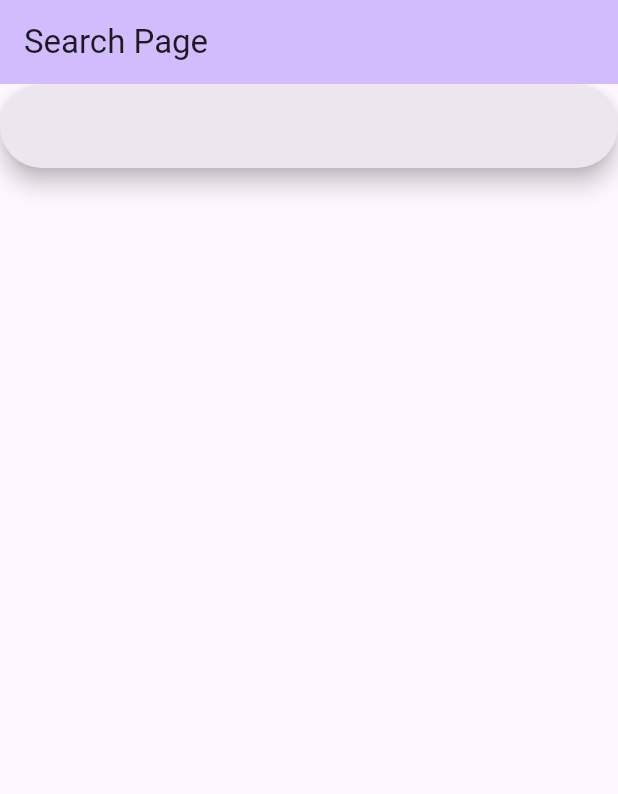
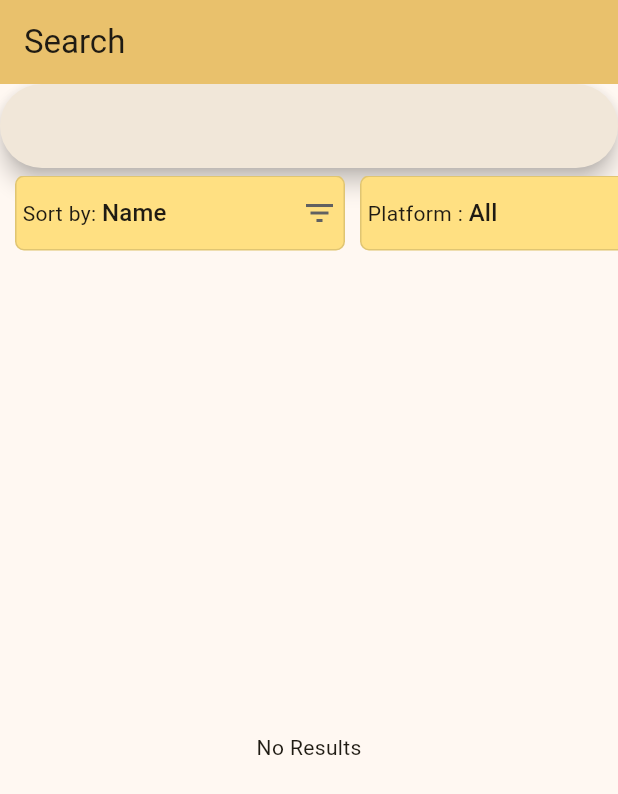
Before and after one commit to Yoann-LeBreton/video_game_completed, a Flutter app: the screen it shows after launch, on a phone screen of 412 x 824 dp. Shown: the top 794 px of the screen. Run offline on Flutter 3.47's test engine with Material 2 defaults, Android fonts, the phone set to English and light mode, and no system bars; our stand-ins replace dio, flutter_bloc, freezed_annotation, get_it, injectable; missing offline and left inert: curl_logger_dio_interceptor; statements that could not run were skipped.

Commit message:
add search filters

```diff
--- a/lib/core/cubit/video_game_cubit.dart
+++ /dev/null
@@ -1,19 +0,0 @@
-import 'package:flutter_bloc/flutter_bloc.dart';
-import 'package:injectable/injectable.dart';
-import 'package:video_game_completed/core/cubit/video_game_state.dart';
-import 'package:video_game_completed/core/data/models/search_videogame_response.dart';
-import 'package:video_game_completed/core/usecase/search_video_game_cubit.dart';
-
-@injectable
-class VideoGameCubit extends Cubit<VideoGameState>{
-  VideoGameCubit(this._searchVideoGameUseCase): super(VideoGameState.initial());
-
-  final SearchVideoGameUseCase _searchVideoGameUseCase;
-
-  Future<void> searchVideoGame(String search) async {
-    emit(const VideoGameState.loading());
-    final SearchVideogameResponse searchResult = await _searchVideoGameUseCase.execute(parameters: SearchVideoGameUseCaseParams(textSearch: search));
-    emit(VideoGameState.success(searchResult));
-
-  }
-}
--- a/lib/core/cubit/video_game_state.dart
+++ /dev/null
@@ -1,12 +0,0 @@
-import 'package:video_game_completed/core/data/models/search_videogame_response.dart';
-import 'package:freezed_annotation/freezed_annotation.dart';
-
-part 'video_game_state.freezed.dart';
-
-@freezed
-class VideoGameState with _$VideoGameState{
-  const factory VideoGameState.initial() = VideoGameStateInitial;
-  const factory VideoGameState.loading() = VideoGameStateLoading;
-  const factory VideoGameState.success(SearchVideogameResponse data) = VideoGameStateSuccess;
-  const factory VideoGameState.error(Exception exception) = VideoGameStateError;
-}
--- a/lib/core/data/repositories/video_games_repository.dart
+++ b/lib/core/data/repositories/video_games_repository.dart
@@ -1,6 +1,8 @@
 import 'package:injectable/injectable.dart';
 import 'package:video_game_completed/core/data/datasources/how_long_beat_data_source.dart';
 import 'package:video_game_completed/core/data/models/search_videogame_response.dart';
+import 'package:video_game_completed/core/utils/enums/search_filter_enums.dart';
+
 
 @lazySingleton
 class VideoGamesRepository {
@@ -8,7 +10,7 @@ class VideoGamesRepository {
 
   final HowLongBeatDataSourceImpl _howLongBeatDataSourceImpl;
 
-  Future<SearchVideogameResponse> searchVideoGame(String searchText) async {
-    return _howLongBeatDataSourceImpl.searchVideoGame(searchText);
+  Future<SearchVideogameResponse> searchVideoGame(int pageResult, String searchText, SearchFilterSortBy sortBy, SearchFilterPlatform platform) async {
+    return _howLongBeatDataSourceImpl.searchVideoGame(pageResult, searchText, sortBy, platform);
   }
 }
--- a/lib/core/usecase/search_video_game_cubit.dart
+++ /dev/null
@@ -1,20 +0,0 @@
-import 'package:injectable/injectable.dart';
-import 'package:video_game_completed/core/data/models/search_videogame_response.dart';
-import 'package:video_game_completed/core/data/repositories/video_games_repository.dart';
-import 'package:video_game_completed/core/usecase/base_use_case.dart';
-
-@injectable
-class SearchVideoGameUseCase implements BaseUsecase<SearchVideogameResponse, SearchVideoGameUseCaseParams> {
-  SearchVideoGameUseCase(this._videoGamesRepository);
-  final VideoGamesRepository _videoGamesRepository;
-
-  @override
-  Future<SearchVideogameResponse> execute({required SearchVideoGameUseCaseParams parameters}) {
-    return _videoGamesRepository.searchVideoGame(parameters._textSearch);
-  }
-}
-
-class SearchVideoGameUseCaseParams{
-  SearchVideoGameUseCaseParams({required String textSearch}) : _textSearch = textSearch;
-  final String _textSearch;
-}
--- /dev/null
+++ b/lib/core/utils/constants/url_constants.dart
@@ -0,0 +1,5 @@
+class UrlConstants {
+  static const howLongBeatBaseUrl = 'https://www.howlongtobeat.com';
+  static const howLongBeatSearchPath = '/api/search';
+  static const howLongBeatGameDetailPath = '/games';
+}
--- /dev/null
+++ b/lib/core/utils/enums/search_filter_enums.dart
@@ -0,0 +1,127 @@
+
+enum SearchFilterSortBy {
+  name,
+  timeMainStory,
+  timeMainStoryAndExtra,
+  timeCompletionist,
+  averageTime,
+  topRated,
+  mostPopular,
+  mostPlayed,
+  mostSpeedruns,
+  releaseDate
+}
+
+extension SearchFilterSortByExtension on SearchFilterSortBy {
+  String get title {
+    switch(this){
+      case SearchFilterSortBy.name :
+        return 'Name';
+      case SearchFilterSortBy.timeMainStory :
+        return 'Main Story';
+      case SearchFilterSortBy.timeMainStoryAndExtra :
+        return 'Main Story + Extra';
+      case SearchFilterSortBy.timeCompletionist :
+        return 'Completionist';
+      case SearchFilterSortBy.averageTime :
+        return 'Average Time';
+      case SearchFilterSortBy.topRated :
+        return 'Top Rated';
+      case SearchFilterSortBy.mostPopular :
+        return 'Most Popular';
+      case SearchFilterSortBy.mostPlayed :
+        return 'Most Played';
+      case SearchFilterSortBy.mostSpeedruns :
+        return 'Most Speedruns';
+      case SearchFilterSortBy.releaseDate :
+        return 'Release Date';
+      default :
+        return '---';
+    }
+  }
+
+  String get queryCategory {
+    switch(this){
+      case SearchFilterSortBy.name :
+        return 'name';
+      case SearchFilterSortBy.timeMainStory :
+        return 'main';
+      case SearchFilterSortBy.timeMainStoryAndExtra :
+        return 'mainp';
+      case SearchFilterSortBy.timeCompletionist :
+        return 'comp';
+      case SearchFilterSortBy.averageTime :
+        return 'averagea';
+      case SearchFilterSortBy.topRated :
+        return 'rating';
+      case SearchFilterSortBy.mostPopular :
+        return 'popular';
+      case SearchFilterSortBy.mostPlayed :
+        return 'playing';
+      case SearchFilterSortBy.mostSpeedruns :
+        return 'speedruns';
+      case SearchFilterSortBy.releaseDate :
+        return 'release Date';
+      default :
+        return '';
+    }
+  }
+}
+
+enum SearchFilterPlatform {
+  all,
+  emulated,
+  nintendo3DS,
+  nintendoSwitch,
+  pc,
+  playstation3,
+  playstation4,
+  playstation5,
+  playstationNow,
+  wiiU,
+  xbox360,
+  xboxOne,
+  xboxSeriesXS
+}
+
+extension SearchFilterPlatformExtension on SearchFilterPlatform {
+  String get title {
+    switch(this){
+      case SearchFilterPlatform.all : return 'All';
+      case SearchFilterPlatform.emulated : return 'Emulated';
+      case SearchFilterPlatform.nintendo3DS : return 'Nintendo 3DS';
+      case SearchFilterPlatform.nintendoSwitch : return 'Nintendo Switch';
+      case SearchFilterPlatform.pc : return 'PC';
+      case SearchFilterPlatform.playstation3 : return 'Playstation 3';
+      case SearchFilterPlatform.playstation4 : return 'Playstation 4';
+      case SearchFilterPlatform.playstation5 : return 'Playstation 5';
+      case SearchFilterPlatform.playstationNow : return 'Playstation Now';
+      case SearchFilterPlatform.wiiU : return 'Wii U';
+      case SearchFilterPlatform.xbox360 : return 'Xbox 360';
+      case SearchFilterPlatform.xboxOne : return 'Xbox One';
+      case SearchFilterPlatform.xboxSeriesXS : return 'Xbox Series X/S';
+      default :
+        return '---';
+    }
+  }
+
+  String get queryCategory {
+    switch(this){
+      case SearchFilterPlatform.all : return '';
+      case SearchFilterPlatform.emulated : return 'Emulated';
+      case SearchFilterPlatform.nintendo3DS : return 'Nintendo 3DS';
+      case SearchFilterPlatform.nintendoSwitch : return 'Nintendo Switch';
+      case SearchFilterPlatform.pc : return 'PC';
+      case SearchFilterPlatform.playstation3 : return 'Playstation 3';
+      case SearchFilterPlatform.playstation4 : return 'Playstation 4';
+      case SearchFilterPlatform.playstation5 : return 'Playstation 5';
+      case SearchFilterPlatform.playstationNow : return 'Playstation Now';
+      case SearchFilterPlatform.wiiU : return 'Wii U';
+      case SearchFilterPlatform.xbox360 : return 'Xbox 360';
+      case SearchFilterPlatform.xboxOne : return 'Xbox One';
+      case SearchFilterPlatform.xboxSeriesXS : return 'Xbox Series X/S';
+      default :
+        return '---';
+    }
+  }
+}
--- a/lib/main.dart
+++ b/lib/main.dart
@@ -1,10 +1,7 @@
 import 'package:flutter/material.dart';
 import 'package:flutter_bloc/flutter_bloc.dart';
-import 'package:video_game_completed/core/cubit/video_game_cubit.dart';
-import 'package:video_game_completed/core/data/models/search_videogame_response.dart';
-
-import 'core/cubit/video_game_state.dart';
-import 'core/data/models/video_game_short_model.dart';
+import 'package:video_game_completed/presentation/search/cubits/search_video_game_cubit.dart';
+import 'package:video_game_completed/presentation/search/search_page.dart';
 import 'injection.dart';
 
 Future<void> main() async {
@@ -20,110 +17,17 @@ class MyApp extends StatelessWidget {
   Widget build(BuildContext context) {
     return MultiBlocProvider(
         providers: [
-          BlocProvider<VideoGameCubit>(
-            create: (context) => getIt<VideoGameCubit>(),
+          BlocProvider<SearchVideoGameCubit>(
+            create: (context) => getIt<SearchVideoGameCubit>(),
           )
         ],
         child: MaterialApp(
           title: 'Flutter Demo',
           theme: ThemeData(
-            colorScheme: ColorScheme.fromSeed(seedColor: Colors.deepPurple),
+            colorScheme: ColorScheme.fromSeed(seedColor: Colors.amber),
             useMaterial3: true,
           ),
-          home: const MyHomePage(title: 'Search Page'),
+          home: const SearchPage(title: 'Search',),
         ));
   }
 }
-
-class MyHomePage extends StatefulWidget {
-  const MyHomePage({super.key, required this.title});
-
-  final String title;
-
-  @override
-  State<MyHomePage> createState() => _MyHomePageState();
-}
-
-class _MyHomePageState extends State<MyHomePage> {
-  String searchText = '';
-  List<VideoGameShortModel> games = [];
-
-  @override
-  Widget build(BuildContext context) {
-    return Scaffold(
-      appBar: AppBar(
-        backgroundColor: Theme.of(context).colorScheme.inversePrimary,
-        title: Text(widget.title),
-      ),
-      body: BlocListener<VideoGameCubit, VideoGameState>(
-        listener: _videoGameListener,
-        child: Column(
-          children: <Widget>[
-            SearchBar(
-              trailing: <Widget>[
-                if (searchText.isNotEmpty && searchText.length >= 3)
-                  IconButton(
-                    icon: const Icon(Icons.search),
-                    onPressed: () {
-                      context
-                          .read<VideoGameCubit>()
-                          .searchVideoGame(searchText);
-                    },
-                  )
-              ],
-              onChanged: (String text) {
-                setState(() {
-                  searchText = text;
-                  if (searchText.length < 3) games.clear();
-                });
-              },
-            ),
-            Expanded(
-                child: ListView.builder(
-                    shrinkWrap: true,
-                    itemCount: games.length,
-                    itemBuilder: (context, index) {
-                      return Card(
-                          child: ListTile(
-                              title: Text(games[index].name),
-                              subtitle: Text(
-                                  '${games[index].releaseYear} - ${games[index].platforms}'),
-                              trailing: SizedBox(
-                                height: 100,
-                                width: 100,
-                                child: Image.network(
-                                  'https://howlongtobeat.com/games/${games[index].imageName}?width=100',
-                                  fit: BoxFit.fitHeight,
-                                  loadingBuilder:
-                                      (context, child, loadingProgress) {
-                                    if (loadingProgress == null) return child;
-                                    return Center(
-                                      child: CircularProgressIndicator(
-                                        value: loadingProgress
-                                                    .expectedTotalBytes !=
-                                                null
-                                            ? loadingProgress
-                                                    .cumulativeBytesLoaded /
-                                                loadingProgress
-                                                    .expectedTotalBytes!
-                                            : null,
-                                      ),
-                                    );
-                                  },
-                                ),
-                              )));
-                    }))
-          ],
-        ),
-      ),
-    );
-  }
-
-  void _videoGameListener(BuildContext context, VideoGameState state) {
-    state.whenOrNull(success: (SearchVideogameResponse response) {
-      setState(() {
-        games = response.games;
-      });
-    });
-  }
-}
--- /dev/null
+++ b/lib/presentation/search/cubits/search_video_game_cubit.dart
@@ -0,0 +1,41 @@
+import 'package:flutter_bloc/flutter_bloc.dart';
+import 'package:injectable/injectable.dart';
+import 'package:video_game_completed/core/data/models/search_videogame_response.dart';
+import 'package:video_game_completed/core/utils/enums/search_filter_enums.dart';
+import 'package:video_game_completed/presentation/search/cubits/search_video_game_state.dart';
+import 'package:video_game_completed/presentation/search/usecases/search_video_game_use_case.dart';
+
+
+@injectable
+class SearchVideoGameCubit extends Cubit<SearchVideoGameState> {
+  SearchVideoGameCubit(this._searchVideoGameUseCase)
+      : super(const SearchVideoGameState.initial());
+
+  final SearchVideoGameUseCase _searchVideoGameUseCase;
+
+  Future<void> searchVideoGame(String search, SearchFilterSortBy sortBy,
+      SearchFilterPlatform platform) async {
+    emit(const SearchVideoGameState.loading());
+    final SearchVideogameResponse searchResult =
+        await _searchVideoGameUseCase.execute(
+            parameters: SearchVideoGameUseCaseParams(
+                pageResult: 1,
+                textSearch: search,
+                sortBy: sortBy,
+                platform: platform));
+    emit(SearchVideoGameState.success(searchResult));
+  }
+
+  Future<void> getNextResults(int pageNumber, String search,
+      SearchFilterSortBy sortBy, SearchFilterPlatform platform) async {
+    emit(const SearchVideoGameState.loadingNext());
+    final SearchVideogameResponse searchResult =
+        await _searchVideoGameUseCase.execute(
+            parameters: SearchVideoGameUseCaseParams(
+                pageResult: pageNumber,
+                textSearch: search,
+                sortBy: sortBy,
+                platform: platform));
+    emit(SearchVideoGameState.next(searchResult));
+  }
+}
--- /dev/null
+++ b/lib/presentation/search/cubits/search_video_game_state.dart
@@ -0,0 +1,14 @@
+import 'package:video_game_completed/core/data/models/search_videogame_response.dart';
+import 'package:freezed_annotation/freezed_annotation.dart';
+
+part 'search_video_game_state.freezed.dart';
+
+@freezed
+class SearchVideoGameState with _$SearchVideoGameState{
+  const factory SearchVideoGameState.initial() = SearchVideoGameStateInitial;
+  const factory SearchVideoGameState.loading() = SearchVideoGameStateLoading;
+  const factory SearchVideoGameState.loadingNext() = SearchVideoGameStateLoadingNext;
+  const factory SearchVideoGameState.success(SearchVideogameResponse data) = SearchVideoGameStateSuccess;
+  const factory SearchVideoGameState.next(SearchVideogameResponse nextData) = SearchVideoGameStateNext;
+  const factory SearchVideoGameState.error(Exception exception) = SearchVideoGameStateError;
+}
--- /dev/null
+++ b/lib/presentation/search/search_page.dart
@@ -0,0 +1,180 @@
+import 'package:flutter/material.dart';
+import 'package:flutter/widgets.dart';
+import 'package:flutter_bloc/flutter_bloc.dart';
+import 'package:video_game_completed/core/utils/enums/search_filter_enums.dart';
+
+import 'package:video_game_completed/core/data/models/search_videogame_response.dart';
+import 'package:video_game_completed/core/data/models/video_game_short_model.dart';
+import 'package:video_game_completed/presentation/search/cubits/search_video_game_cubit.dart';
+import 'package:video_game_completed/presentation/search/widgets/search_filter.dart';
+import 'package:video_game_completed/presentation/search/widgets/search_video_game_item.dart';
+
+import 'cubits/search_video_game_state.dart';
+
+class SearchPage extends StatefulWidget {
+  const SearchPage({super.key, required this.title});
+
+  final String title;
+
+  @override
+  State<SearchPage> createState() => _SearchPageState();
+}
+
+class _SearchPageState extends State<SearchPage> {
+  bool _isLoading = false;
+  bool _isLoadingNext = false;
+  String _searchText = '';
+  List<VideoGameShortModel> _games = [];
+  SearchFilterSortBy _sortBySelected = SearchFilterSortBy.values.first;
+  SearchFilterPlatform _platformSelected = SearchFilterPlatform.values.first;
+  final ScrollController _resultScrollController = ScrollController();
+
+  @override
+  void initState() {
+    _resultScrollController.addListener(_detectScrollFinish);
+    super.initState();
+  }
+
+  @override
+  Widget build(BuildContext context) {
+    return Scaffold(
+      appBar: AppBar(
+        backgroundColor: Theme.of(context).colorScheme.inversePrimary,
+        title: Text(widget.title),
+      ),
+      body: BlocListener<SearchVideoGameCubit, SearchVideoGameState>(
+        listener: _videoGameListener,
+        child: Column(
+          children: <Widget>[
+            SearchBar(
+              trailing: <Widget>[
+                if (_searchText.isNotEmpty && _searchText.length >= 3)
+                  IconButton(
+                    icon: const Icon(Icons.search),
+                    onPressed: () {
+                      FocusManager.instance.primaryFocus?.unfocus();
+                      _checkAndLaunchSearch();
+                    },
+                  )
+              ],
+              onChanged: (String text) {
+                setState(() {
+                  _searchText = text;
+                  if (_searchText.length < 3) _games.clear();
+                });
+              },
+            ),
+            Container(
+              margin: const EdgeInsets.symmetric(vertical: 5),
+              height: 50,
+              child: ListView.builder(
+                shrinkWrap: true,
+                scrollDirection: Axis.horizontal,
+                itemCount: _listFilter().length,
+                itemBuilder: (context, index) => Container(
+                    margin: const EdgeInsets.only(left: 10),
+                    child: _listFilter()[index]),
+              ),
+            ),
+            Expanded(
+                child: (_isLoading)
+                    ? const Center(child: CircularProgressIndicator())
+                    : (_games.isEmpty)
+                        ? const Center(child: Text('No Results'))
+                        : ListView.builder(
+                            controller: _resultScrollController,
+                            shrinkWrap: true,
+                            itemCount: _games.length,
+                            itemBuilder: (context, index) =>
+                                SearchVideoGameItem(item: _games[index]))),
+            (_isLoadingNext) ? const CircularProgressIndicator() : Container()
+          ],
+        ),
+      ),
+    );
+  }
+
+  void _videoGameListener(
+      BuildContext context, SearchVideoGameState gameState) {
+    setState(() {
+      gameState.whenOrNull(loading: () {
+        _isLoading = true;
+      }, loadingNext: () {
+        _isLoadingNext = true;
+      }, success: (SearchVideogameResponse response) {
+        _isLoading = false;
+        _games = response.games;
+      }, next: (SearchVideogameResponse response) {
+        _isLoadingNext = false;
+        _games.addAll(response.games);
+      });
+    });
+  }
+
+  void _checkAndLaunchSearch() {
+    if (_searchText.length >= 3) {
+      _games.clear();
+      context
+          .read<SearchVideoGameCubit>()
+          .searchVideoGame(_searchText, _sortBySelected, _platformSelected);
+    }
+  }
+
+  void _detectScrollFinish() {
+    if (_resultScrollController.position.maxScrollExtent ==
+        (_resultScrollController.position.pixels)) {
+      final (int pageCurrent, int pageTotal) = context
+              .read<SearchVideoGameCubit>()
+              .state
+              .whenOrNull(
+                  success: (SearchVideogameResponse response) =>
+                      (response.pageCurrent ?? 0, response.pageTotal ?? 0),
+                  next: (SearchVideogameResponse response) =>
+                      (response.pageCurrent ?? 0, response.pageTotal ?? 0)) ??
+          (0, 0);
+      if (pageCurrent < pageTotal) {
+        context.read<SearchVideoGameCubit>().getNextResults(
+            pageCurrent + 1, _searchText, _sortBySelected, _platformSelected);
+      }
+    }
+  }
+
+  List<SearchFilter> _listFilter() {
+    return [
+      SearchFilter(
+          title: 'Sort by: ',
+          enable: (!_isLoading && !_isLoadingNext),
+          selected: _sortBySelected.title,
+          items: SearchFilterSortBy.values
+              .map((SearchFilterSortBy elem) => elem.title)
+              .toList(),
+          onChange: (String? value) {
+            if (value != null) {
+              SearchFilterSortBy item = SearchFilterSortBy.values
+                  .firstWhere((element) => element.title == value);
+              setState(() {
+                _sortBySelected = item;
+              });
+              _checkAndLaunchSearch();
+            }
+          }),
+      SearchFilter(
+          title: 'Platform : ',
+          enable: (!_isLoading && !_isLoadingNext),
+          selected: _platformSelected.title,
+          items: SearchFilterPlatform.values
+              .map((SearchFilterPlatform elem) => elem.title)
+              .toList(),
+          onChange: (String? value) {
+            if (value != null) {
+              SearchFilterPlatform item = SearchFilterPlatform.values
+                  .firstWhere((element) => element.title == value);
+              setState(() {
+                _platformSelected = item;
+              });
+              _checkAndLaunchSearch();
+            }
+          })
+    ];
+  }
+}
--- /dev/null
+++ b/lib/presentation/search/usecases/search_video_game_use_case.dart
@@ -0,0 +1,37 @@
+import 'package:injectable/injectable.dart';
+import 'package:video_game_completed/core/data/models/search_videogame_response.dart';
+import 'package:video_game_completed/core/data/repositories/video_games_repository.dart';
+import 'package:video_game_completed/core/common/base_use_case.dart';
+import 'package:video_game_completed/core/utils/enums/search_filter_enums.dart';
+
+@injectable
+class SearchVideoGameUseCase
+    implements
+        BaseUsecase<SearchVideogameResponse, SearchVideoGameUseCaseParams> {
+  SearchVideoGameUseCase(this._videoGamesRepository);
+
+  final VideoGamesRepository _videoGamesRepository;
+
+  @override
+  Future<SearchVideogameResponse> execute(
+      {required SearchVideoGameUseCaseParams parameters}) {
+    return _videoGamesRepository.searchVideoGame(parameters._pageResult,
+        parameters._textSearch, parameters._sortBy, parameters._platform);
+  }
+}
+
+class SearchVideoGameUseCaseParams {
+  SearchVideoGameUseCaseParams(
+      {required int pageResult,
+      required String textSearch,
+      required SearchFilterSortBy sortBy,
+      required SearchFilterPlatform platform})
+      : _pageResult = pageResult,
+        _textSearch = textSearch,
+        _sortBy = sortBy,
+        _platform = platform;
+  final int _pageResult;
+  final String _textSearch;
+  final SearchFilterSortBy _sortBy;
+  final SearchFilterPlatform _platform;
+}
--- /dev/null
+++ b/lib/presentation/search/widgets/search_filter.dart
@@ -0,0 +1,42 @@
+import 'package:flutter/material.dart';
+
+class SearchFilter extends StatelessWidget {
+  const SearchFilter(
+      {super.key,
+      required this.title,
+      required this.selected,
+      required this.items,
+      required this.onChange,
+      required this.enable
+      });
+
+  final String title;
+  final String selected;
+  final List<String> items;
+  final Function(String? value) onChange;
+  final bool enable;
+
+  @override
+  Widget build(BuildContext context) {
+    return Container(
+      padding: const EdgeInsets.all(4),
+        decoration: BoxDecoration(
+          color: Colors.amber.shade200,
+            border: Border.all(color: Colors.black12, width: 1),
+            borderRadius: BorderRadius.circular(6)),
+        child: Row(children: [
+          Text(title),
+          DropdownButton<String>(
+              enableFeedback: enable,
+              icon: const Icon(Icons.filter_list),
+              value: selected,
+              underline: Container(),
+              items: items.map<DropdownMenuItem<String>>((String value) {
+                return DropdownMenuItem<String>(
+                    value: value, child: Text(value));
+              }).toList(),
+              onChanged: (String? value) => onChange(value)
+          )
+        ]));
+  }
+}
```
Also changed, not shown: lib/core/data/datasources/how_long_beat_data_source.dart (+31 -5 lines), lib/presentation/search/widgets/search_video_game_item.dart (added, +42 -0 lines), lib/core/common/base_use_case.dart (renamed from lib/core/usecase/base_use_case.dart), lib/core/cubit/video_game_state.freezed.dart (deleted), lib/injection.config.dart, lib/presentation/search/cubits/search_video_game_state.freezed.dart (added), 1 other file.
